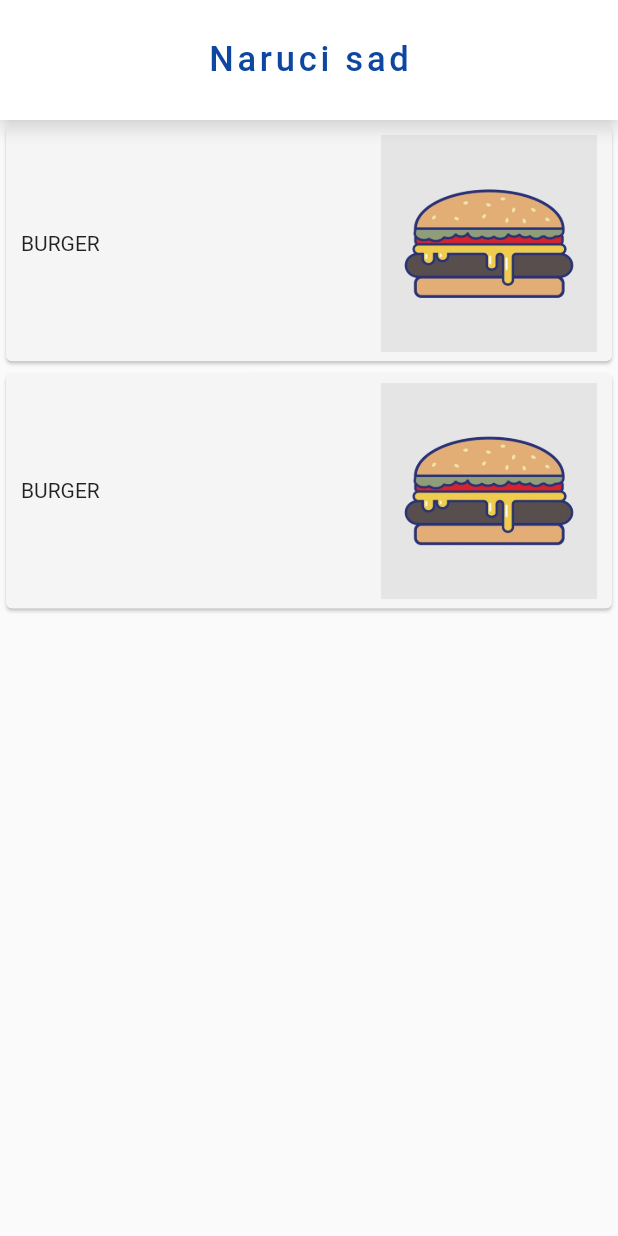
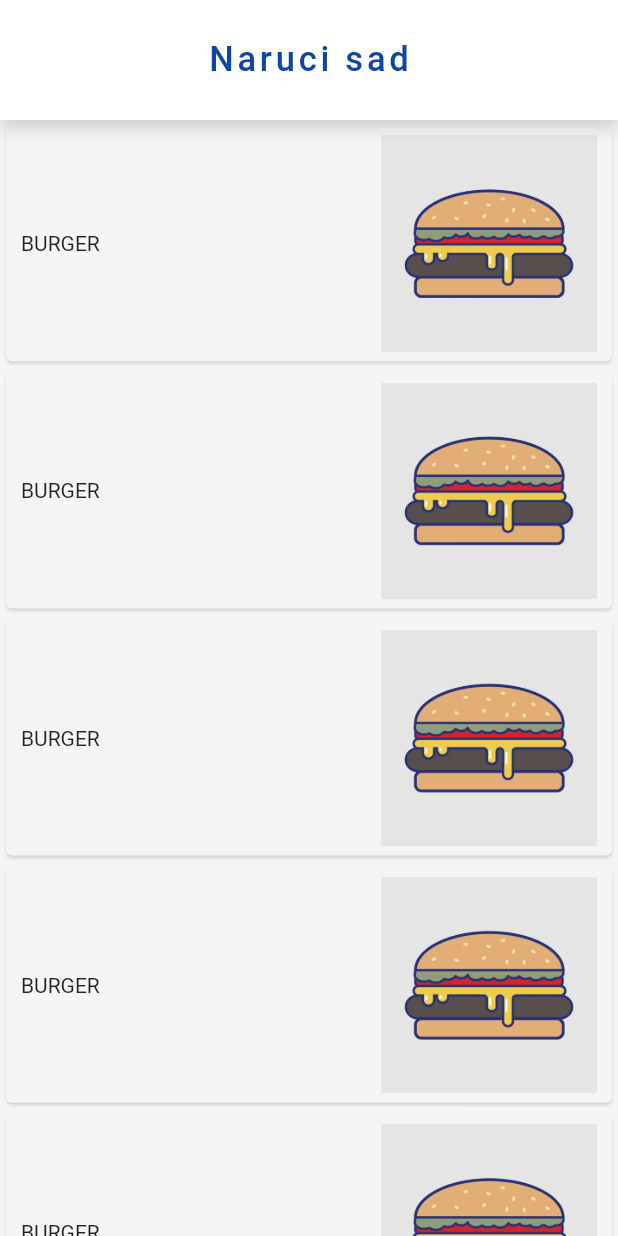
Before and after one commit to fcolakovic2/zeljo, a Flutter app: the screen it shows after launch, on a phone screen of 412 x 824 dp. Run offline on Flutter 3.47's test engine with Material 2 defaults, Android fonts, the phone set to English and light mode, and no system bars; our stand-ins replace firebase_core; accounts and stored records are empty.

Commit message:
popravljen ui

```diff
--- a/lib/main.dart
+++ b/lib/main.dart
@@ -14,6 +14,7 @@ class MyApp extends StatelessWidget {
   @override
   Widget build(BuildContext context) {
     return MaterialApp(
+      debugShowCheckedModeBanner: false,
       home: MenuScreen(),
     );
   }
--- a/lib/view/MenuScreen/pages/menu_screen.dart
+++ b/lib/view/MenuScreen/pages/menu_screen.dart
@@ -19,8 +19,20 @@ class _MenuScreenState extends State<MenuScreen> {
         centerTitle: true,
       ),
       body: SingleChildScrollView(
-        child: Column(
-          children: [MenuCard(), MenuCard()],
+        child: Container(
+          color: Colors.grey[100],
+          child: Column(
+            children: [
+              MenuCard(),
+              MenuCard(),
+              MenuCard(),
+              MenuCard(),
+              MenuCard(),
+              MenuCard(),
+              MenuCard(),
+              MenuCard(),
+            ],
+          ),
         ),
       ),
     );
--- a/lib/view/MenuScreen/widgets/menuCard.dart
+++ b/lib/view/MenuScreen/widgets/menuCard.dart
@@ -13,6 +13,7 @@ class _MenuCardState extends State<MenuCard> {
     return Container(
       height: SizeConfig.blockSizeVertical * 20,
       child: Card(
+        shadowColor: Colors.grey[100],
         color: Colors.grey[100],
         child: Row(
           mainAxisAlignment: MainAxisAlignment.spaceBetween,
```
